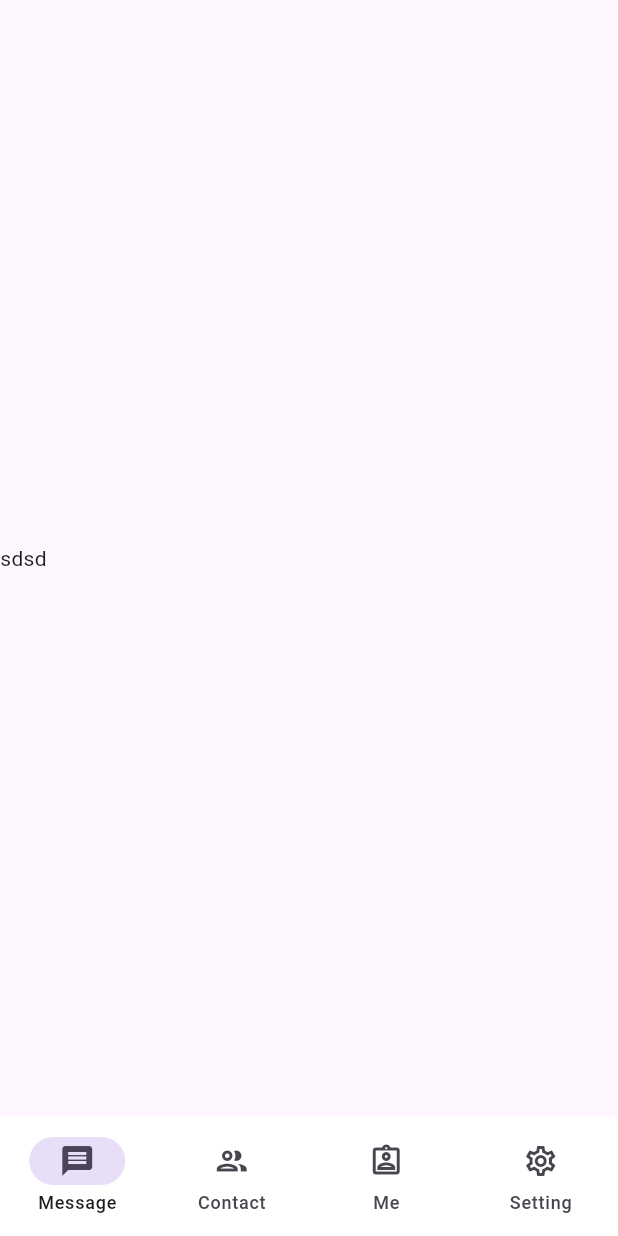
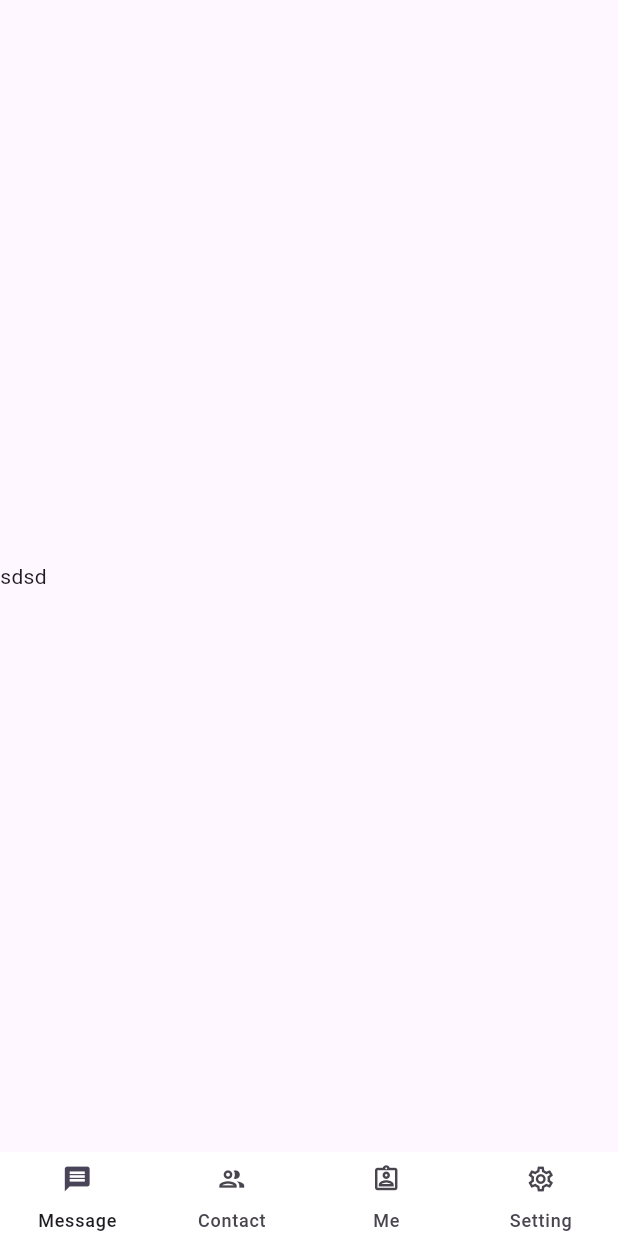
Before and after one commit to wu-yiqiang/fetion, a Flutter app: the screen it shows after launch, on a phone screen of 412 x 824 dp. Run offline on Flutter 3.47's test engine with Material 3 defaults, Android fonts, the phone set to English and light mode, and no system bars; our stand-ins replace flutter_svg, get.

Commit message:
添加布局

```diff
--- a/lib/layout/disappearing_bottom_navigation_bar.dart
+++ b/lib/layout/disappearing_bottom_navigation_bar.dart
@@ -24,10 +24,12 @@ class DisappearingBottomNavigationBar extends StatelessWidget {
       child: NavigationBar(
         elevation: 0,
         backgroundColor: Colors.white,
+        indicatorColor: Colors.white,
+        height: 56,
         destinations: destinations.map<NavigationDestination>((d) {
           return NavigationDestination(
-            icon: Icon(d.icon),
-            selectedIcon: Icon(d.selectedIcon),
+            icon: Icon(d.icon, size: 20),
+            selectedIcon: Icon(d.selectedIcon, size: 20),
             label: d.label,
           );
         }).toList(),
```
Also changed, not shown: lib/layout/disappearing_navigation_rail.dart (+22 -16 lines), lib/widgets/Avatar.dart (added, +19 -0 lines), pubspec.yaml (+4 -16 lines), assets/images/avatar.jpeg (added), assets/images/user.jpg (added), assets/logo.jpeg (renamed from lib/assets/logo.jpeg), assets/logo.png (renamed from lib/assets/logo.png).
